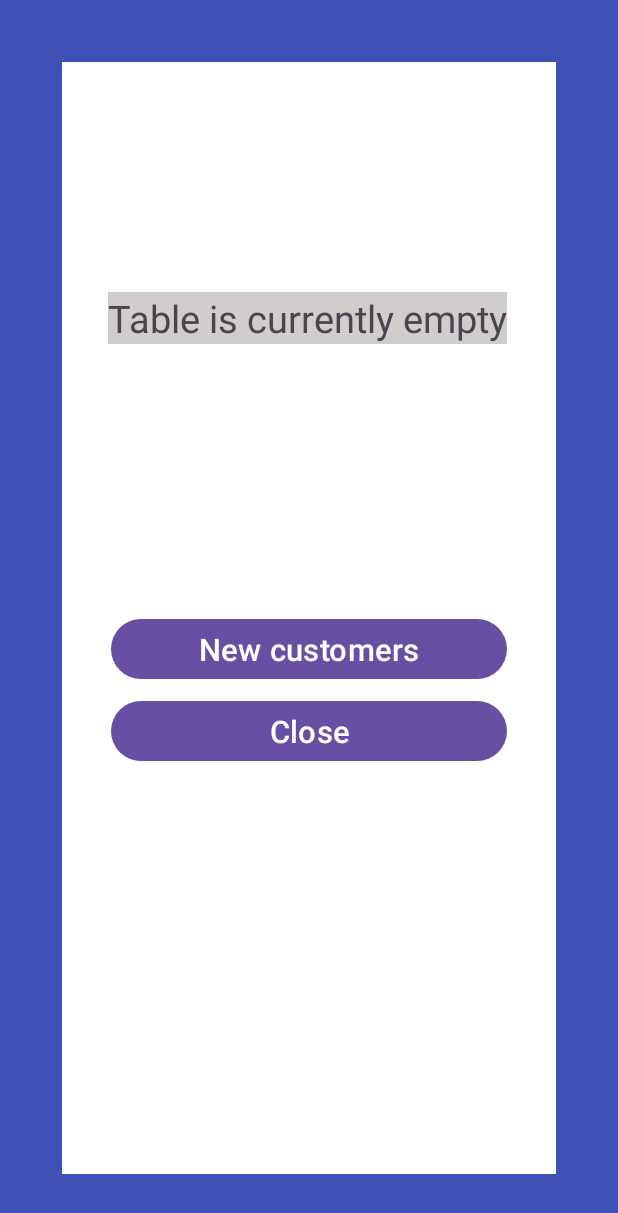
After one commit to gyarab/2024-4e-vakula-WaitR, an Android app: the layout managing_table_empty_state.xml on its own in the app's theme, with its tools: preview values and no code run, on a phone screen of 412 x 824 dp. The commit adds this screen. Shown: the top 1213 px of the screen. Run offline under Robolectric (Android 15) with nearby library versions, the phone set to English and light mode, and no system bars.

Commit message:
Managing tables: can add customers to the table

```diff
--- /dev/null
+++ b/app/src/main/java/com/example/waitr/TableTag.kt
@@ -0,0 +1,6 @@
+package com.example.waitr
+
+data class TableTag(
+    val id: String,
+    var state: String
+)
--- a/app/src/main/res/layout/company_manager_invite_popup.xml
+++ b/app/src/main/res/layout/company_manager_invite_popup.xml
@@ -97,8 +97,8 @@
 
     <Spinner
         android:id="@+id/positionSpinner"
-        android:layout_width="164dp"
-        android:layout_height="48dp"
+        android:layout_width="0dp"
+        android:layout_height="50dp"
         android:background="#fff"
         android:spinnerMode="dropdown"
         app:layout_constraintBottom_toTopOf="@+id/invite_user_button"
--- /dev/null
+++ b/app/src/main/res/layout/managing_table_empty_state.xml
@@ -0,0 +1,135 @@
+<?xml version="1.0" encoding="utf-8"?>
+<androidx.constraintlayout.widget.ConstraintLayout xmlns:android="http://schemas.android.com/apk/res/android"
+    xmlns:app="http://schemas.android.com/apk/res-auto"
+    xmlns:tools="http://schemas.android.com/tools"
+    android:layout_width="match_parent"
+    android:layout_height="match_parent"
+    android:background="#3F51B5">
+
+    <androidx.constraintlayout.widget.Guideline
+        android:id="@+id/guideline169"
+        android:layout_width="wrap_content"
+        android:layout_height="wrap_content"
+        android:orientation="vertical"
+        app:layout_constraintGuide_percent="0.1" />
+
+    <androidx.constraintlayout.widget.Guideline
+        android:id="@+id/guideline170"
+        android:layout_width="wrap_content"
+        android:layout_height="wrap_content"
+        android:orientation="vertical"
+        app:layout_constraintGuide_percent="0.9" />
+
+    <androidx.constraintlayout.widget.Guideline
+        android:id="@+id/guideline171"
+        android:layout_width="wrap_content"
+        android:layout_height="wrap_content"
+        android:orientation="horizontal"
+        app:layout_constraintGuide_percent="0.05" />
+
+    <androidx.constraintlayout.widget.Guideline
+        android:id="@+id/guideline172"
+        android:layout_width="wrap_content"
+        android:layout_height="wrap_content"
+        android:orientation="horizontal"
+        app:layout_constraintGuide_percent="0.95" />
+
+    <androidx.constraintlayout.widget.ConstraintLayout
+        android:layout_width="0dp"
+        android:layout_height="0dp"
+        android:background="#fff"
+        app:layout_constraintBottom_toTopOf="@+id/guideline172"
+        app:layout_constraintEnd_toStartOf="@+id/guideline170"
+        app:layout_constraintHorizontal_bias="1.0"
+        app:layout_constraintStart_toStartOf="@+id/guideline169"
+        app:layout_constraintTop_toTopOf="@+id/guideline171"
+        app:layout_constraintVertical_bias="1.0">
+
+        <androidx.constraintlayout.widget.Guideline
+            android:id="@+id/guideline173"
+            android:layout_width="wrap_content"
+            android:layout_height="wrap_content"
+            android:orientation="vertical"
+            app:layout_constraintGuide_percent="0.1" />
+
+        <androidx.constraintlayout.widget.Guideline
+            android:id="@+id/guideline174"
+            android:layout_width="wrap_content"
+            android:layout_height="wrap_content"
+            android:orientation="vertical"
+            app:layout_constraintGuide_percent="0.9" />
+
+        <androidx.constraintlayout.widget.Guideline
+            android:id="@+id/guideline176"
+            android:layout_width="wrap_content"
+            android:layout_height="wrap_content"
+            android:orientation="horizontal"
+            app:layout_constraintGuide_percent="0.05" />
+
+        <androidx.constraintlayout.widget.Guideline
+            android:id="@+id/guideline177"
+            android:layout_width="wrap_content"
+            android:layout_height="wrap_content"
+            android:orientation="horizontal"
+            app:layout_constraintGuide_percent="0.95" />
+
+        <TextView
+            android:id="@+id/name_of_the_table_to_manage"
+            android:layout_width="wrap_content"
+            android:layout_height="wrap_content"
+            android:autoSizeMaxTextSize="1000dp"
+            android:autoSizeMinTextSize="1dp"
+            android:autoSizeTextType="uniform"
+            android:text=""
+            android:textSize="30sp"
+            app:layout_constraintEnd_toStartOf="@+id/guideline174"
+            app:layout_constraintStart_toStartOf="@+id/guideline173"
+            app:layout_constraintTop_toTopOf="@+id/guideline176" />
+
+        <TextView
+            android:id="@+id/textView5"
+            android:layout_width="wrap_content"
+            android:layout_height="wrap_content"
+            android:autoSizeMaxTextSize="1000dp"
+            android:autoSizeMinTextSize="1dp"
+            android:autoSizeTextType="uniform"
+            android:background="#D1CDCD"
+            android:text="@string/table_is_currently_empty"
+            android:textSize="25sp"
+            android:gravity="center"
+            app:layout_constraintBottom_toTopOf="@+id/guideline177"
+            app:layout_constraintEnd_toStartOf="@+id/guideline174"
+            app:layout_constraintHorizontal_bias="1.0"
+            app:layout_constraintStart_toStartOf="@+id/guideline173"
+            app:layout_constraintTop_toBottomOf="@+id/name_of_the_table_to_manage"
+            app:layout_constraintVertical_bias="0.128" />
+
+        <Button
+            android:id="@+id/new_customers_button"
+            android:layout_width="0dp"
+            android:layout_height="wrap_content"
+            android:autoSizeMaxTextSize="1000dp"
+            android:autoSizeMinTextSize="1dp"
+            android:autoSizeTextType="uniform"
+            android:text="@string/new_customers"
+            app:layout_constraintBottom_toTopOf="@+id/guideline177"
+            app:layout_constraintEnd_toStartOf="@+id/guideline174"
+            app:layout_constraintStart_toStartOf="@+id/guideline173"
+            app:layout_constraintTop_toBottomOf="@+id/name_of_the_table_to_manage" />
+
+        <Button
+            android:id="@+id/close_empty_table_button"
+            android:layout_width="0dp"
+            android:layout_height="wrap_content"
+            android:autoSizeMaxTextSize="1000dp"
+            android:autoSizeMinTextSize="1dp"
+            android:autoSizeTextType="uniform"
+            android:text="@string/Close"
+            app:layout_constraintBottom_toTopOf="@+id/guideline177"
+            app:layout_constraintEnd_toStartOf="@+id/guideline174"
+            app:layout_constraintStart_toStartOf="@+id/guideline173"
+            app:layout_constraintTop_toBottomOf="@+id/textView5" />
+
+    </androidx.constraintlayout.widget.ConstraintLayout>
+
+</androidx.constraintlayout.widget.ConstraintLayout>
--- /dev/null
+++ b/app/src/main/res/layout/managing_table_seated_state.xml
@@ -0,0 +1,6 @@
+<?xml version="1.0" encoding="utf-8"?>
+<androidx.constraintlayout.widget.ConstraintLayout xmlns:android="http://schemas.android.com/apk/res/android"
+    android:layout_width="match_parent"
+    android:layout_height="match_parent">
+
+</androidx.constraintlayout.widget.ConstraintLayout>
--- a/app/src/main/res/values/strings.xml
+++ b/app/src/main/res/values/strings.xml
@@ -70,4 +70,8 @@
     <string name="helper">Helper</string>
     <string name="scene">Scene</string>
     <string name="Close">Close</string>
+    <string name="table_is_currently_empty">Table is currently empty</string>
+    <string name="new_customers">New customers</string>
+    <string name="choose_the_number_of_customers">Choose the number of customers</string>
+    <string name="confirm">Confirm</string>
 </resources>
```
Also changed, not shown: app/src/main/java/com/example/waitr/Model_view.kt (+81 -3 lines), app/src/main/res/layout/managing_table_set_customers.xml (added, +115 -0 lines).
